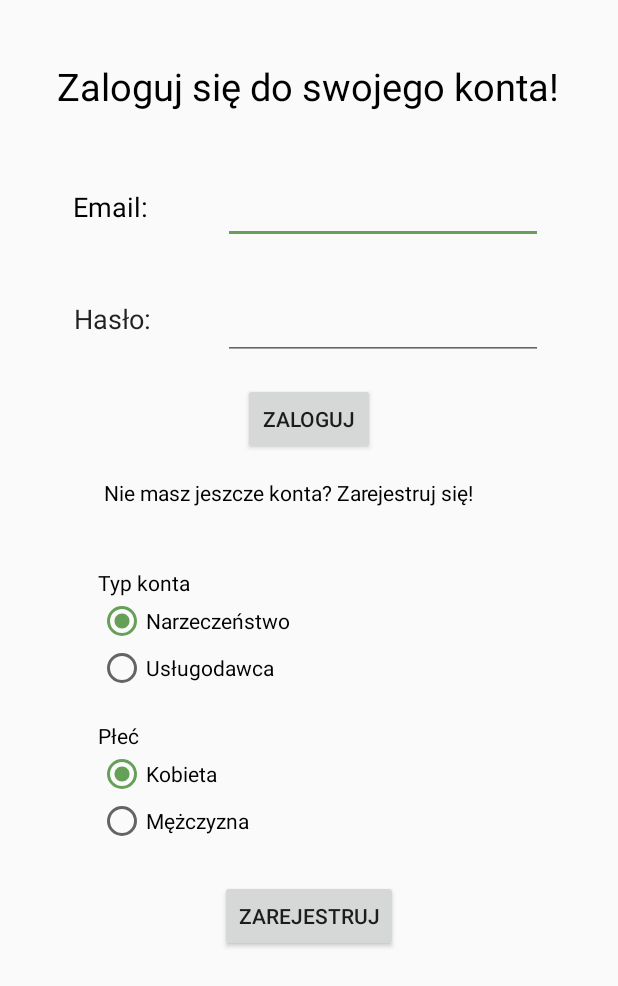
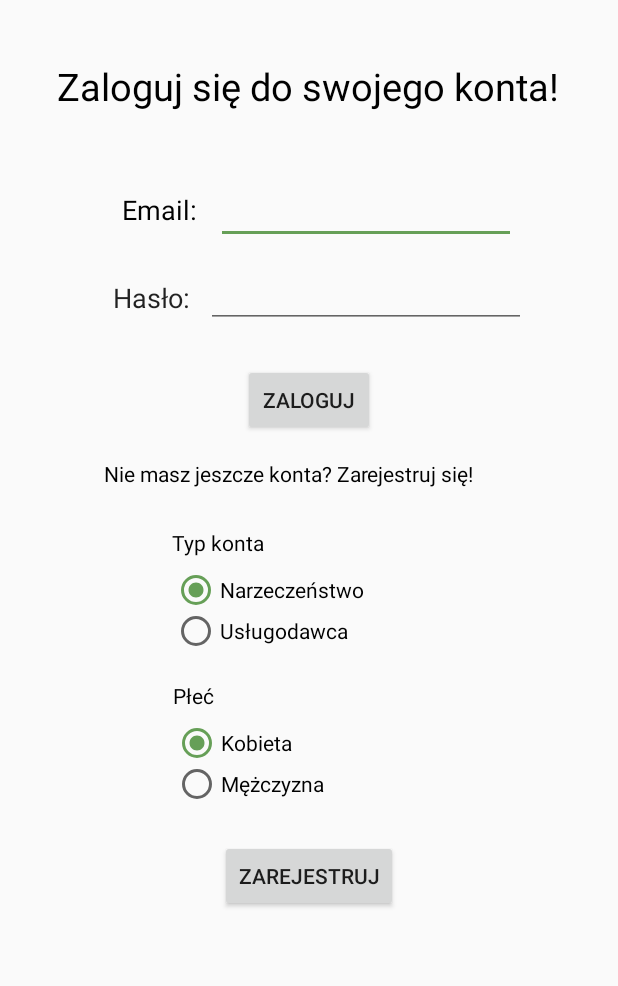
Before and after one commit to Robertow17/ZPI, an Android app: the screen it shows after launch (LoginForm), on a phone screen of 412 x 824 dp. Shown: the top 986 px of the screen. Run offline under Robolectric (Android 15) with nearby library versions, the phone set to English and light mode, and no system bars.

Commit message:
chore: clean up layout

```diff
--- a/app/src/main/res/layout/login_form.xml
+++ b/app/src/main/res/layout/login_form.xml
@@ -4,41 +4,6 @@
     xmlns:tools="http://schemas.android.com/tools"
     android:layout_width="match_parent"
     android:layout_height="match_parent">
-
-    <RadioGroup
-        android:id="@+id/userTypeRadioGroup"
-        android:layout_width="282dp"
-        android:layout_height="82dp"
-        android:layout_marginTop="30dp"
-        app:layout_constraintEnd_toEndOf="parent"
-        app:layout_constraintHorizontal_bias="0.503"
-        app:layout_constraintStart_toStartOf="parent"
-        app:layout_constraintTop_toBottomOf="@+id/notRegisteredTextView">
-
-        <TextView
-            android:id="@+id/userTextView"
-            android:layout_width="wrap_content"
-            android:layout_height="wrap_content"
-            android:layout_weight="1"
-            android:text="Typ konta"
-            android:textColor="@color/black" />
-
-        <RadioButton
-            android:id="@+id/engagedUserButton"
-            android:layout_width="wrap_content"
-            android:layout_height="wrap_content"
-            android:layout_weight="1"
-            android:checked="true"
-            android:text="Narzeczeństwo" />
-
-        <RadioButton
-            android:id="@+id/serviceProviderButton"
-            android:layout_width="wrap_content"
-            android:layout_height="wrap_content"
-            android:layout_weight="1"
-            android:text="Usługodawca" />
-
-    </RadioGroup>
 
     <TextView
         android:id="@+id/signUpTextView"
@@ -57,35 +22,22 @@
         app:layout_constraintStart_toStartOf="parent"
         app:layout_constraintTop_toTopOf="parent" />
 
-    <EditText
-        android:id="@+id/emailText"
-        android:layout_width="wrap_content"
-        android:layout_height="wrap_content"
+    <LinearLayout
+        android:id="@+id/linearLayout"
+        android:layout_width="383dp"
+        android:layout_height="45dp"
         android:layout_marginTop="16dp"
-        android:layout_marginEnd="50dp"
-        android:ems="10"
-        android:inputType="textEmailAddress"
+        android:gravity="center"
+        android:orientation="horizontal"
         app:layout_constraintEnd_toEndOf="parent"
-        app:layout_constraintTop_toBottomOf="@+id/signUpTextView" />
-
-    <EditText
-        android:id="@+id/passwordText"
-        android:layout_width="wrap_content"
-        android:layout_height="wrap_content"
-        android:layout_marginTop="32dp"
-        android:layout_marginEnd="50dp"
-        android:ems="10"
-        android:inputType="textPassword"
-        app:layout_constraintEnd_toEndOf="parent"
-        app:layout_constraintTop_toBottomOf="@+id/emailText" />
+        app:layout_constraintHorizontal_bias="0.5"
+        app:layout_constraintStart_toStartOf="parent"
+        app:layout_constraintTop_toBottomOf="@+id/signUpTextView">
 
         <TextView
             android:id="@+id/emailTextView"
             android:layout_width="76dp"
-        android:layout_height="41dp"
-        android:layout_marginStart="8dp"
-        android:layout_marginTop="16dp"
-        android:layout_marginEnd="8dp"
+            android:layout_height="match_parent"
             android:gravity="center_vertical"
             android:text="Email:"
             android:textAlignment="center"
@@ -96,22 +48,85 @@
             app:layout_constraintStart_toStartOf="parent"
             app:layout_constraintTop_toBottomOf="@+id/signUpTextView" />
 
+        <EditText
+            android:id="@+id/emailText"
+            android:layout_width="200dp"
+            android:layout_height="match_parent"
+            android:ems="10"
+            android:inputType="textEmailAddress"
+            app:layout_constraintEnd_toEndOf="parent"
+            app:layout_constraintTop_toBottomOf="@+id/signUpTextView" />
+    </LinearLayout>
+
+    <LinearLayout
+        android:id="@+id/linearLayout2"
+        android:layout_width="382dp"
+        android:layout_height="40dp"
+        android:layout_marginTop="16dp"
+        android:gravity="center"
+        android:orientation="horizontal"
+        app:layout_constraintEnd_toEndOf="parent"
+        app:layout_constraintHorizontal_bias="0.551"
+        app:layout_constraintStart_toStartOf="parent"
+        app:layout_constraintTop_toBottomOf="@+id/linearLayout">
+
         <TextView
             android:id="@+id/passwordTextView"
             android:layout_width="73dp"
-        android:layout_height="43dp"
-        android:layout_marginStart="8dp"
-        android:layout_marginTop="32dp"
-        android:layout_marginEnd="8dp"
+            android:layout_height="match_parent"
             android:gravity="center_vertical"
             android:text="Hasło:"
             android:textAlignment="center"
             android:textAppearance="@style/TextAppearance.AppCompat.Body1"
             android:textSize="18sp"
-        app:layout_constraintEnd_toStartOf="@+id/passwordText"
-        app:layout_constraintHorizontal_bias="0.508"
+            tools:layout_editor_absoluteX="38dp"
+            tools:layout_editor_absoluteY="190dp" />
+
+        <EditText
+            android:id="@+id/passwordText"
+            android:layout_width="wrap_content"
+            android:layout_height="match_parent"
+            android:ems="10"
+            android:inputType="textPassword"
+            tools:layout_editor_absoluteX="148dp"
+            tools:layout_editor_absoluteY="194dp" />
+    </LinearLayout>
+
+    <RadioGroup
+        android:id="@+id/userTypeRadioGroup"
+        android:layout_width="183dp"
+        android:layout_height="82dp"
+        android:layout_marginTop="16dp"
+        app:layout_constraintEnd_toEndOf="parent"
+        app:layout_constraintHorizontal_bias="0.5"
         app:layout_constraintStart_toStartOf="parent"
-        app:layout_constraintTop_toBottomOf="@+id/emailTextView" />
+        app:layout_constraintTop_toBottomOf="@+id/notRegisteredTextView">
+
+        <TextView
+            android:id="@+id/userTextView"
+            android:layout_width="match_parent"
+            android:layout_height="match_parent"
+            android:layout_weight="1"
+            android:text="Typ konta"
+            android:textColor="@color/black" />
+
+        <RadioButton
+            android:id="@+id/engagedUserButton"
+            android:layout_width="match_parent"
+            android:layout_height="match_parent"
+            android:layout_weight="1"
+            android:checked="true"
+            android:text="Narzeczeństwo" />
+
+        <RadioButton
+            android:id="@+id/serviceProviderButton"
+            android:layout_width="match_parent"
+            android:layout_height="match_parent"
+            android:layout_weight="1"
+            android:text="Usługodawca" />
+
+    </RadioGroup>
+
 
     <TextView
         android:id="@+id/notRegisteredTextView"
@@ -129,7 +144,7 @@
 
     <RadioGroup
         android:id="@+id/userSexRadioGroup"
-        android:layout_width="282dp"
+        android:layout_width="183dp"
         android:layout_height="82dp"
         android:layout_marginTop="20dp"
         app:layout_constraintEnd_toEndOf="parent"
@@ -139,24 +154,24 @@
 
         <TextView
             android:id="@+id/sexTextView"
-            android:layout_width="wrap_content"
-            android:layout_height="wrap_content"
+            android:layout_width="match_parent"
+            android:layout_height="match_parent"
             android:layout_weight="1"
             android:text="Płeć"
             android:textColor="@color/black" />
 
         <RadioButton
             android:id="@+id/femaleButton"
-            android:layout_width="wrap_content"
-            android:layout_height="wrap_content"
+            android:layout_width="match_parent"
+            android:layout_height="match_parent"
             android:layout_weight="1"
             android:checked="true"
             android:text="Kobieta" />
 
         <RadioButton
             android:id="@+id/maleButton"
-            android:layout_width="wrap_content"
-            android:layout_height="wrap_content"
+            android:layout_width="match_parent"
+            android:layout_height="match_parent"
             android:layout_weight="1"
             android:text="Mężczyzna" />
 
@@ -166,12 +181,12 @@
         android:id="@+id/signInButton"
         android:layout_width="wrap_content"
         android:layout_height="wrap_content"
-        android:layout_marginTop="15dp"
+        android:layout_marginTop="24dp"
         android:text="Zaloguj"
         app:layout_constraintEnd_toEndOf="parent"
         app:layout_constraintHorizontal_bias="0.5"
         app:layout_constraintStart_toStartOf="parent"
-        app:layout_constraintTop_toBottomOf="@+id/passwordText" />
+        app:layout_constraintTop_toBottomOf="@+id/linearLayout2" />
 
     <Button
         android:id="@+id/signUpButton"
@@ -184,4 +199,5 @@
         app:layout_constraintStart_toStartOf="parent"
         app:layout_constraintTop_toBottomOf="@+id/userSexRadioGroup" />
 
+
 </android.support.constraint.ConstraintLayout>
```
Lines whose indentation alone changed are shown as unchanged.
